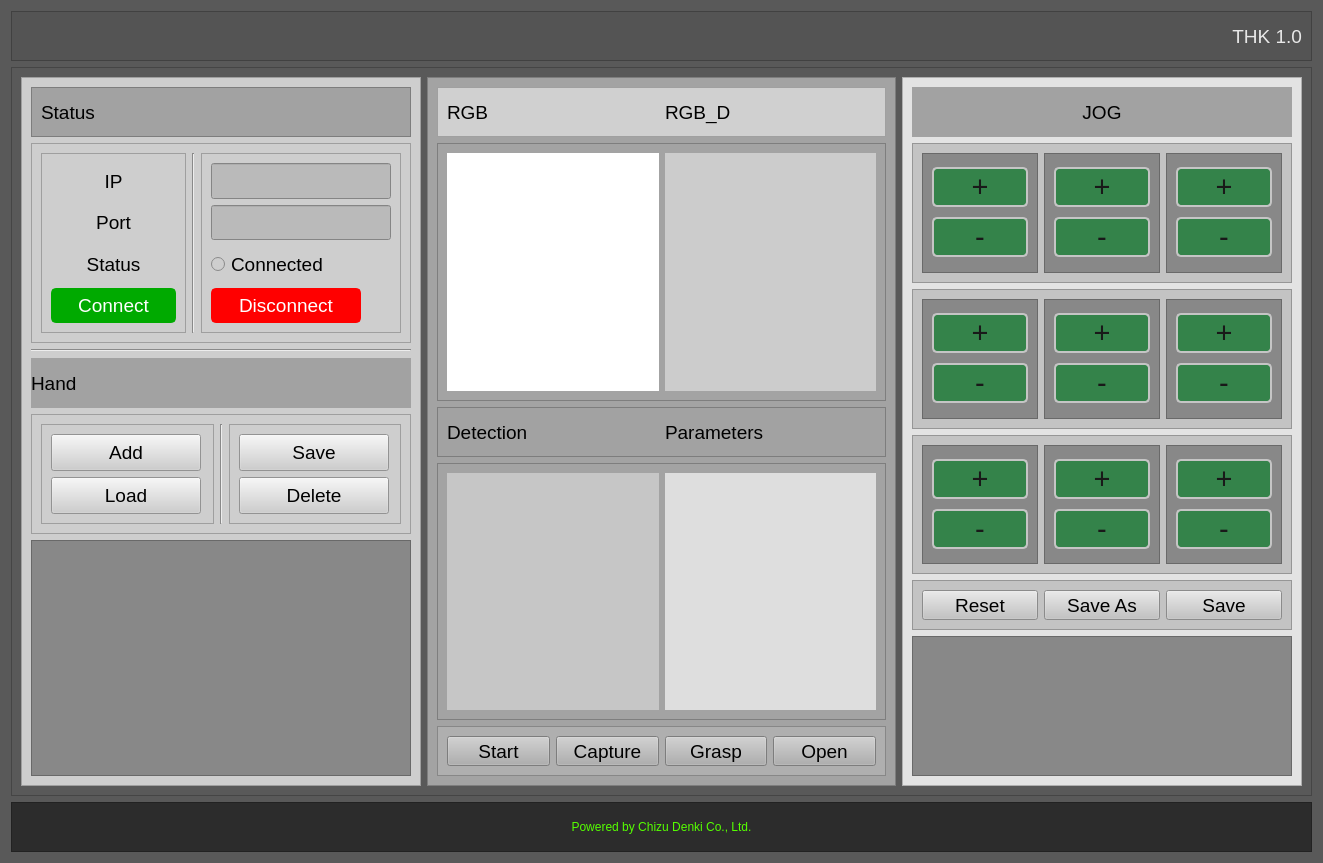
augustineajibo/THK_Hand, file UI/MainForm.ui: the form before one commit.
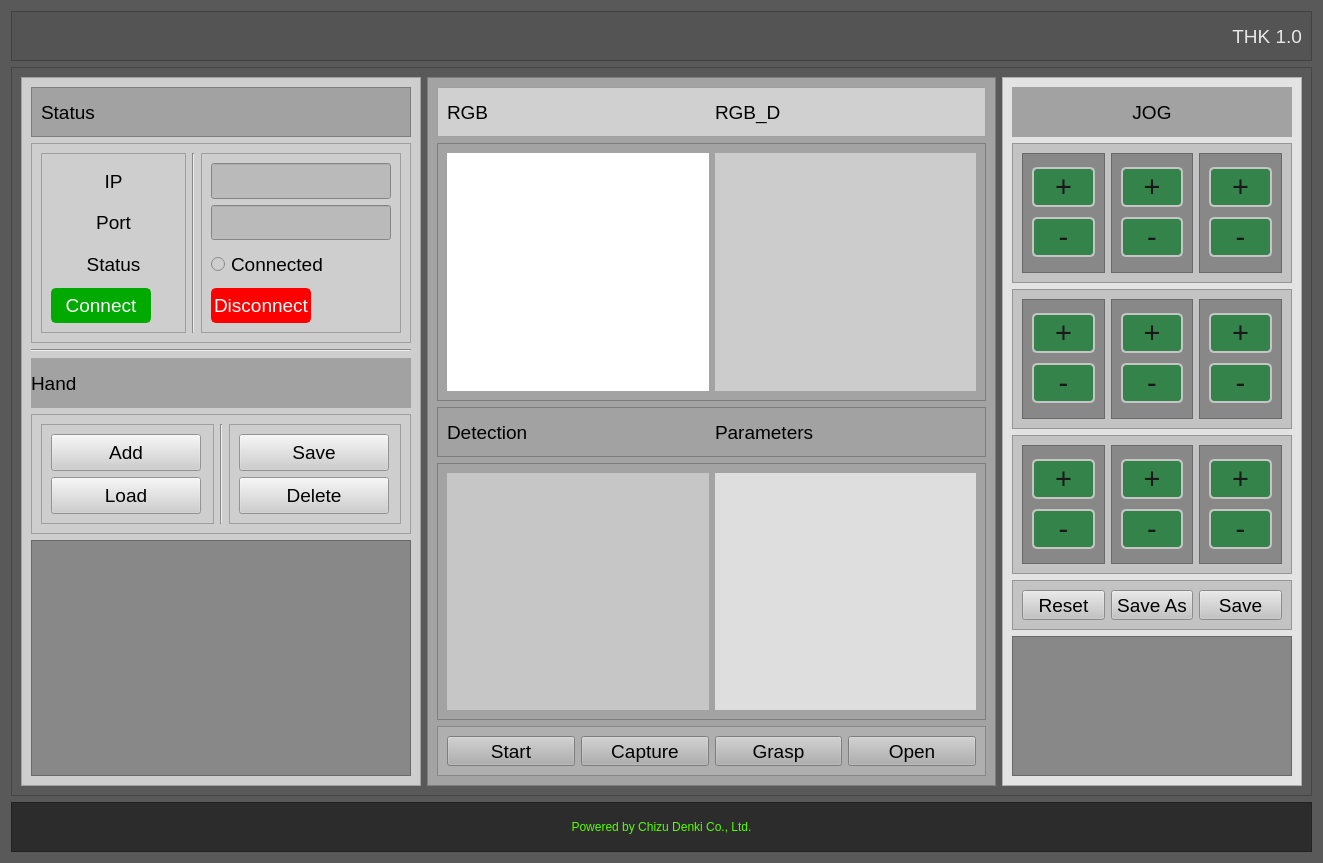
The form after the commit.

Patch:
```diff
--- a/UI/MainForm.ui
+++ b/UI/MainForm.ui
@@ -144,7 +144,7 @@
              <widget class="QFrame" name="frame_12">
               <property name="maximumSize">
                <size>
-                <width>200</width>
+                <width>16777215</width>
                 <height>16777215</height>
                </size>
               </property>
@@ -222,7 +222,7 @@
                 <widget class="QPushButton" name="pb_connect">
                  <property name="maximumSize">
                   <size>
-                   <width>150</width>
+                   <width>100</width>
                    <height>40</height>
                   </size>
                  </property>
@@ -342,7 +342,7 @@
                 <widget class="QPushButton" name="pb_disconnect">
                  <property name="maximumSize">
                   <size>
-                   <width>150</width>
+                   <width>100</width>
                    <height>40</height>
                   </size>
                  </property>
@@ -536,6 +536,12 @@
       </item>
       <item>
        <widget class="QFrame" name="frame_3">
+        <property name="maximumSize">
+         <size>
+          <width>16777215</width>
+          <height>16777215</height>
+         </size>
+        </property>
         <property name="styleSheet">
          <string notr="true">background-color: rgb(163, 163, 163);</string>
         </property>
@@ -779,7 +785,7 @@
        <widget class="QFrame" name="frame_2">
         <property name="maximumSize">
          <size>
-          <width>400</width>
+          <width>300</width>
           <height>16777215</height>
          </size>
         </property>
```
